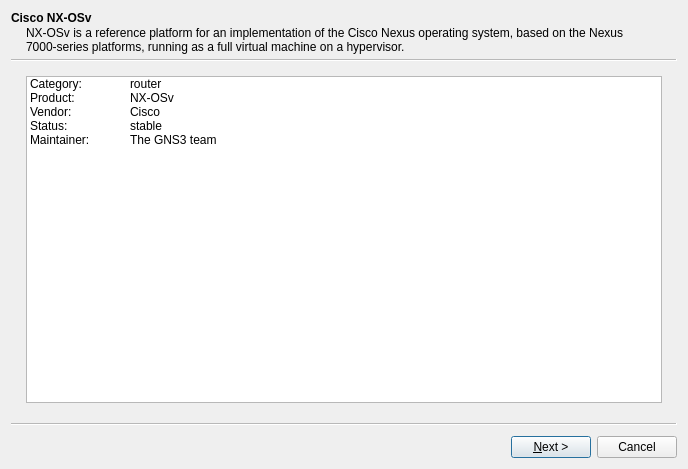
Above: gns3/ui/appliance_wizard.ui from GNS3/gns3-gui before the change. Below: the same form after it.
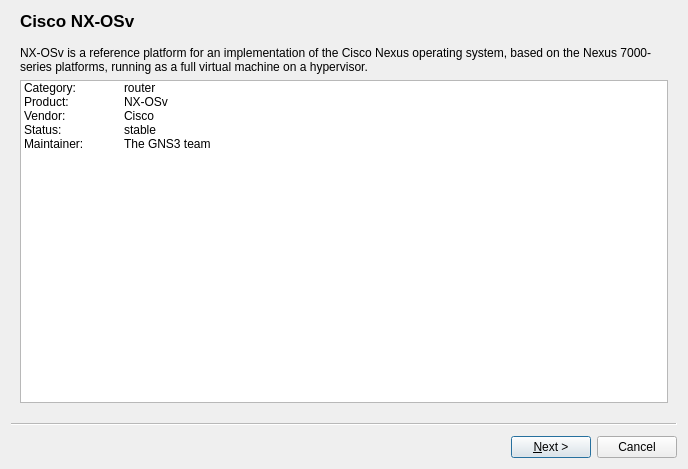
That is the form after the change.

Commit message: Move description in the GNS3 appliance

Diff of the .ui file:
```diff
--- a/gns3/ui/appliance_wizard.ui
+++ b/gns3/ui/appliance_wizard.ui
@@ -39,10 +39,10 @@
     <string>Cisco NX-OSv</string>
    </property>
    <property name="subTitle">
-    <string>NX-OSv is a reference platform for an implementation of the Cisco Nexus operating system, based on the Nexus 7000-series platforms, running as a full virtual machine on a hypervisor.</string>
+    <string/>
    </property>
    <layout class="QGridLayout" name="gridLayout_4">
-    <item row="0" column="0">
+    <item row="1" column="0">
      <widget class="QTreeWidget" name="uiInfoTreeWidget">
       <property name="alternatingRowColors">
        <bool>false</bool>
@@ -50,9 +50,18 @@
       <property name="selectionMode">
        <enum>QAbstractItemView::NoSelection</enum>
       </property>
+      <property name="textElideMode">
+       <enum>Qt::ElideRight</enum>
+      </property>
       <property name="rootIsDecorated">
        <bool>false</bool>
       </property>
+      <property name="wordWrap">
+       <bool>false</bool>
+      </property>
+      <property name="headerHidden">
+       <bool>true</bool>
+      </property>
       <attribute name="headerVisible">
        <bool>false</bool>
       </attribute>
@@ -116,6 +125,16 @@
       </item>
      </widget>
     </item>
+    <item row="0" column="0">
+     <widget class="QLabel" name="uiDescriptionLabel">
+      <property name="text">
+       <string>NX-OSv is a reference platform for an implementation of the Cisco Nexus operating system, based on the Nexus 7000-series platforms, running as a full virtual machine on a hypervisor.</string>
+      </property>
+      <property name="wordWrap">
+       <bool>true</bool>
+      </property>
+     </widget>
+    </item>
    </layout>
   </widget>
   <widget class="QWizardPage" name="uiServerWizardPage">
```
The commit also changes 2 other files.
